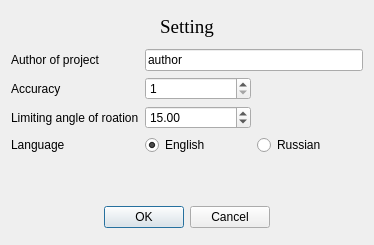
Qt form route-calc/setting.ui (anhptvolga/route-cal) before a commit.
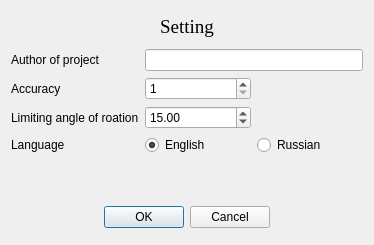
The same form after that commit.

Commit message: ui: default author to empty

Diff of the .ui file:
```diff
--- a/route-calc/setting.ui
+++ b/route-calc/setting.ui
@@ -57,7 +57,7 @@
      <item row="0" column="1" colspan="2">
       <widget class="QLineEdit" name="le_author">
        <property name="text">
-        <string>author</string>
+        <string/>
        </property>
       </widget>
      </item>
```
